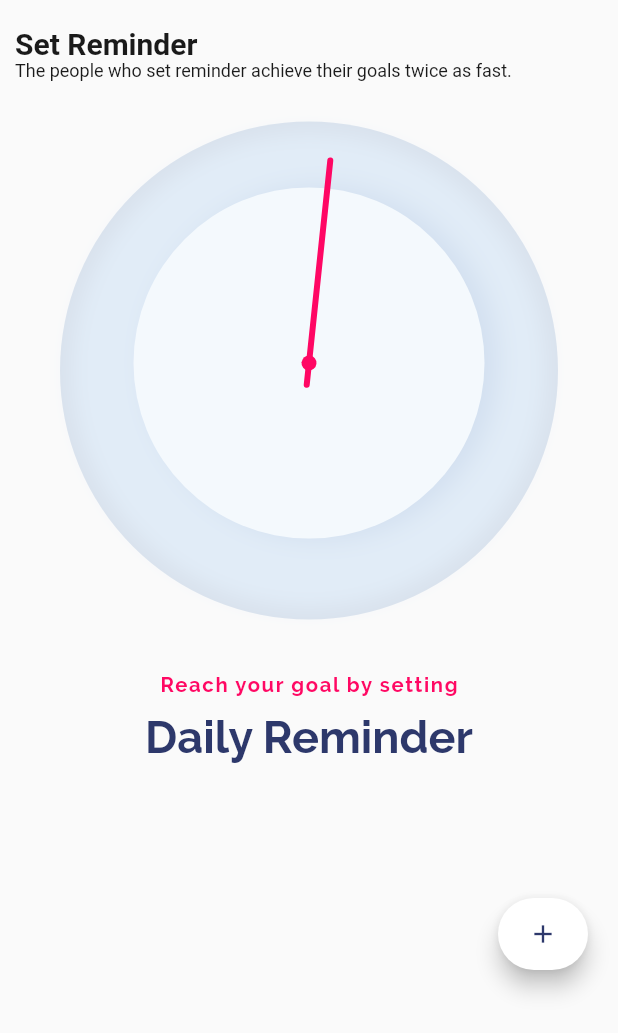
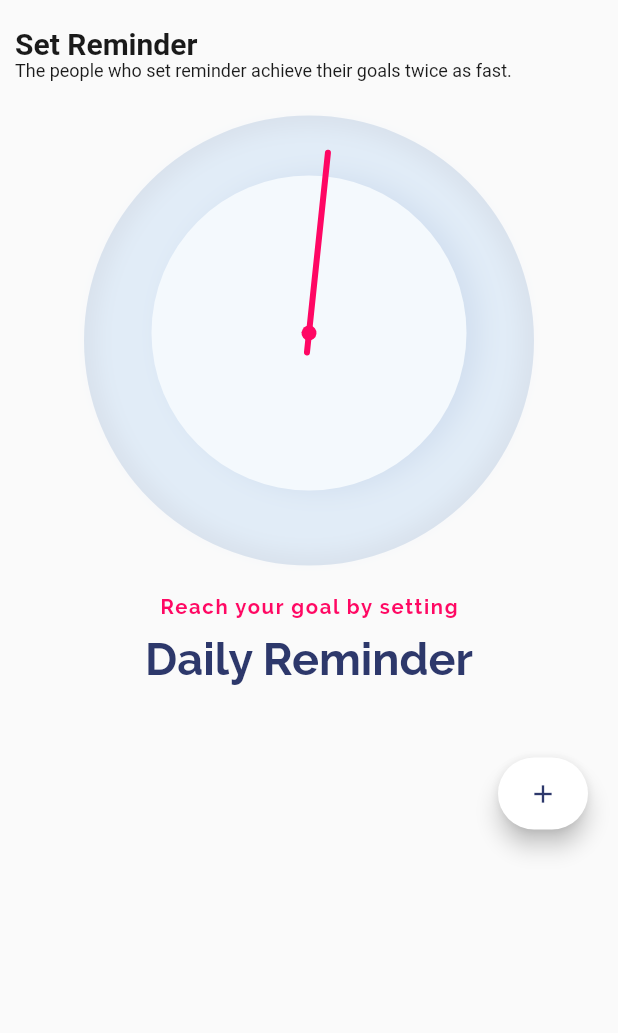
Before and after one commit to lotusgraham/MeditationApp123, a Flutter app: the Alarm screen opened directly, on a phone screen of 412 x 824 dp. Shown: the top 1033 px of the screen. Run offline on Flutter 3.47's test engine with Material 2 defaults, Android fonts, the phone set to English and light mode, and no system bars; our stand-ins replace cloud_firestore, connectivity, curved_navigation_bar, firebase_auth, firebase_messaging, firebase_storage and 13 more; missing offline and left inert: audio, flutter_braintree, flutter_circular_chart, flutter_facebook_login, global_configuration; accounts and stored records are empty.

Commit message:
AlarmView more subtle scrolling on the list tile Slightly smaller clock.

```diff
--- a/lib/screens/reminder/alarm.dart
+++ b/lib/screens/reminder/alarm.dart
@@ -152,8 +152,7 @@ class _AlarmState extends State<Alarm> {
     return SafeArea(
         bottom: true,
         child: Scaffold(
-            body: SingleChildScrollView(
-          child: Column(
+            body: Column(
           children: <Widget>[
             AppBar(
                 backgroundColor: Colors.transparent,
@@ -173,21 +172,24 @@ class _AlarmState extends State<Alarm> {
                     TextSpan(
                       text:
                           "The people who set reminder achieve their goals twice as fast.",
-                        style:
-                            TextStyle(color: Color(0xFF1A1A1A), fontSize: 12),
+                      style: TextStyle(color: Color(0xFF1A1A1A), fontSize: 12),
                     )
                   ]),
                 ),
                 elevation: 0.0),
             SizedBox(
-                height: 20,
+              height: 16,
             ),
             Reminder(),
+            // SizedBox(
+            //   height: MediaQuery.of(context).size.height * .04,
+            // ),
             SizedBox(
-                height: MediaQuery.of(context).size.height * .07,
+              height: 16,
             ),
             multipleAlarm != null
-                  ? ListView.builder(
+                ? Flexible(
+                    child: ListView.builder(
                       padding: EdgeInsets.all(16),
                       shrinkWrap: true,
                       physics: ScrollPhysics(),
@@ -197,8 +199,11 @@ class _AlarmState extends State<Alarm> {
 
                         return Dismissible(
                           secondaryBackground: Container(
+                              decoration: BoxDecoration(
+                                borderRadius: BorderRadius.circular(8),
+                                color: primaryColor,
+                              ),
                               padding: EdgeInsets.only(right: 20),
-                              color: primaryColor,
                               alignment: Alignment.centerRight,
                               child: Icon(
                                 Icons.delete,
@@ -232,13 +237,14 @@ class _AlarmState extends State<Alarm> {
                                 textAlign: TextAlign.center,
                                 style: TextStyle(
                                     color: Color(0xff2d386b),
-                                    fontSize: 30,
+                                    fontSize: 28,
                                     fontWeight: FontWeight.w700),
                               ),
                             ),
                           ),
                         );
                       },
+                    ),
                   )
                 : SizedBox(),
             Container(
@@ -259,7 +265,6 @@ class _AlarmState extends State<Alarm> {
               height: 70,
             )
           ],
-          ),
         )));
   }
 }
--- a/lib/screens/reminder/reminder.dart
+++ b/lib/screens/reminder/reminder.dart
@@ -7,11 +7,11 @@ class Reminder extends StatelessWidget {
     return Column(
       children: <Widget>[
         Padding(
-          padding: EdgeInsets.symmetric(horizontal: 40),
+          padding: EdgeInsets.symmetric(horizontal: 56),
           child: Clock(),
         ),
         SizedBox(
-          height: 40,
+          height: 24,
         ),
         Row(
           mainAxisAlignment: MainAxisAlignment.spaceEvenly,
```
Lines whose indentation alone changed are shown as unchanged.
